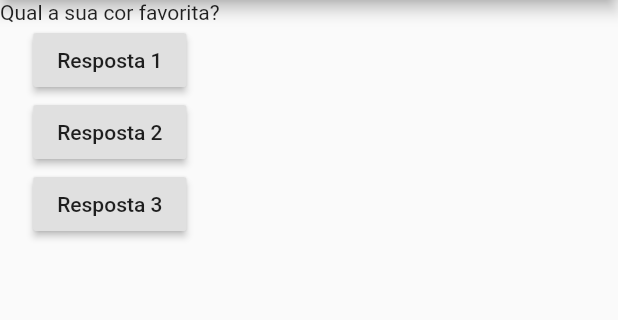
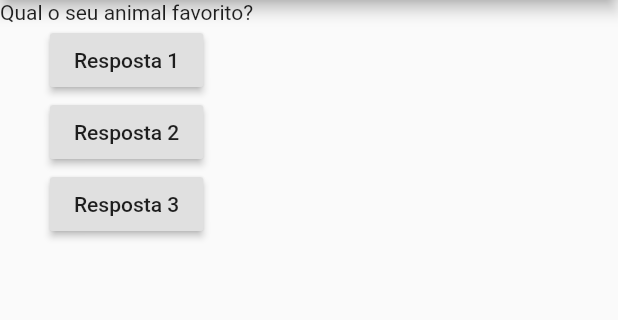
Before and after one commit to multilucas/projeto_perguntas, a Flutter app: the screen it shows after launch, after a tap on "Resposta 1", on a phone screen of 412 x 824 dp, the part 84-404 px from its top. Run offline on Flutter 3.47's test engine with Material 2 defaults, Android fonts, the phone set to English and light mode, and no system bars.

Commit message:
Até aula 40

```diff
--- a/lib/main.dart
+++ b/lib/main.dart
@@ -1,15 +1,15 @@
-// ignore: unused_import
-// ignore_for_file: deprecated_member_use
-
 import 'package:flutter/material.dart';
 
-main() {
-  runApp(PerguntaApp());
-}
+main() => runApp(PerguntaApp());
 
-class PerguntaApp extends StatelessWidget {
+class PerguntaAppState extends State<PerguntaApp> {
+  var perguntaSelecionada = 0;
+
   void responder() {
-    print('Pergunta respondida');
+    setState(() {
+      perguntaSelecionada++;
+    });
+    print(perguntaSelecionada);
   }
 
   @override
@@ -18,14 +18,15 @@ class PerguntaApp extends StatelessWidget {
       'Qual a sua cor favorita?',
       'Qual o seu animal favorito?',
     ];
+
     return MaterialApp(
       home: Scaffold(
         appBar: AppBar(
-          title: Text('Perguntas'),
+          title: const Text('Perguntas'),
         ),
         body: Column(
           children: [
-            Text(perguntas[0]),
+            Text(perguntas[perguntaSelecionada]),
             RaisedButton(
               child: Text('Resposta 1'),
               onPressed: responder,
@@ -44,3 +45,12 @@ class PerguntaApp extends StatelessWidget {
     );
   }
 }
+
+class PerguntaApp extends StatefulWidget {
+  const PerguntaApp({Key? key}) : super(key: key);
+
+  @override
+  PerguntaAppState createState() {
+    return PerguntaAppState();
+  }
+}
```
